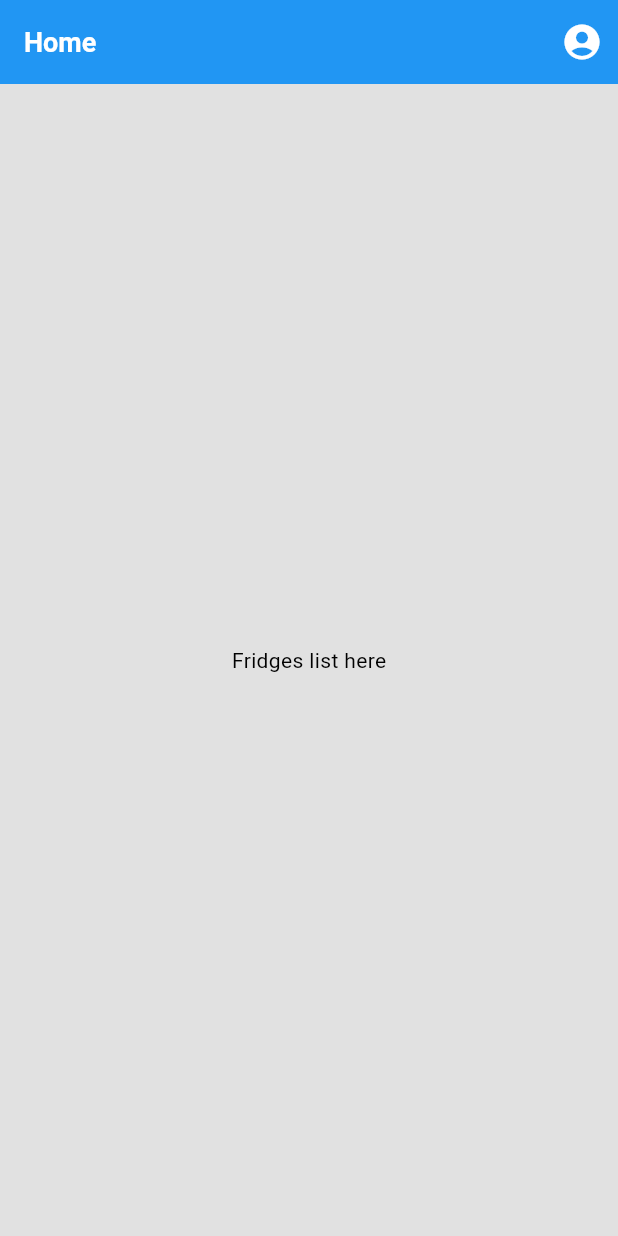
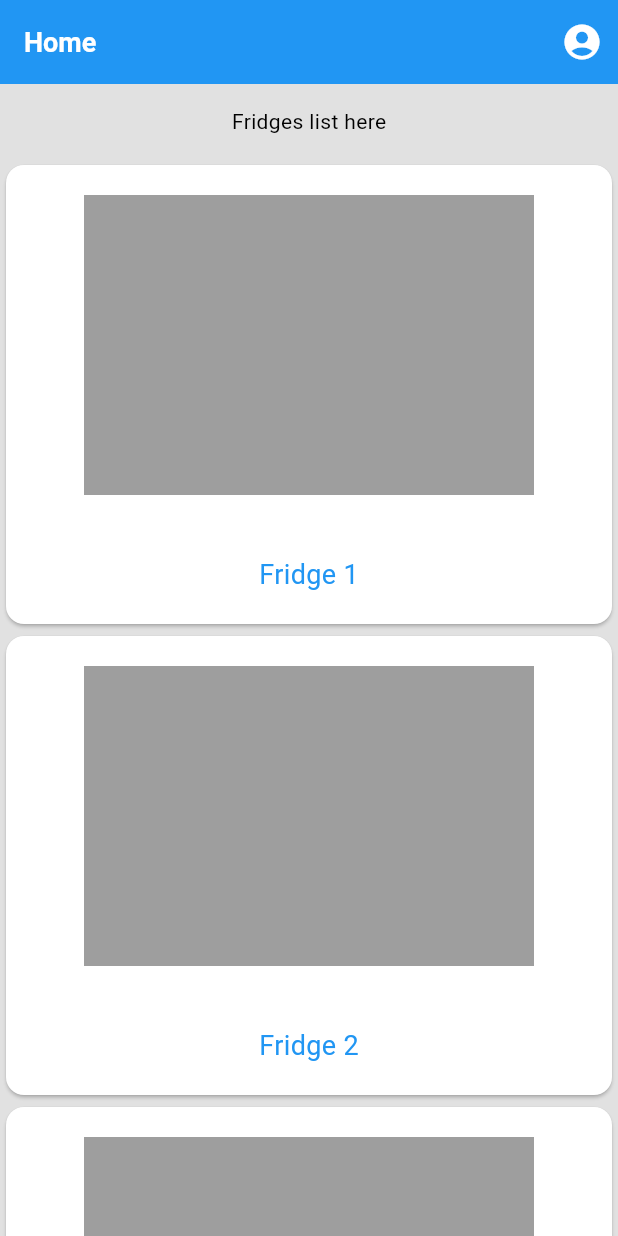
Before and after one commit to OzBoz-Dev/KnightHacks25, a Flutter app: the screen it shows after launch, on a phone screen of 412 x 824 dp. Run offline on Flutter 3.47's test engine with Material 3 defaults, Android fonts, the phone set to English and light mode, and no system bars.

Commit message:
Mock layout of Home page showing list of fridges

```diff
--- a/frontend/fridgemagnets/lib/pages/home_page.dart
+++ b/frontend/fridgemagnets/lib/pages/home_page.dart
@@ -1,4 +1,5 @@
 import 'package:flutter/material.dart';
+import 'package:fridgemagnets/widgets/fridge_card.dart';
 
 class HomePage extends StatelessWidget {
   const HomePage({super.key});
@@ -16,9 +17,27 @@ class HomePage extends StatelessWidget {
         ],
       ),
       body: SafeArea(
-        child: Center(
-          child: Text(
-            "Fridges list here"
+        child: SingleChildScrollView(
+          child: Column(
+            mainAxisAlignment: MainAxisAlignment.start,
+            children: [
+              Padding(
+                padding: const EdgeInsets.symmetric(vertical: 15),
+                child: Text(
+                  "Fridges list here"
+                ),
+              ),
+              ListView.builder(
+                physics: NeverScrollableScrollPhysics(),
+                shrinkWrap: true,
+                itemCount: 30,
+                itemBuilder: (context, index) {
+                  return FridgeCard(
+                    fridgeName: "Fridge ${index + 1}"
+                  );
+                },
+              )
+            ],
           ),
         )
       )
```
